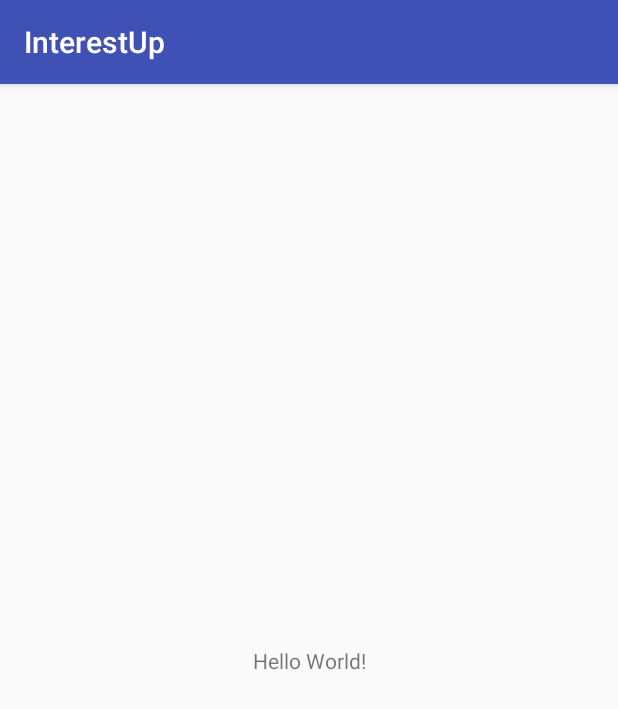
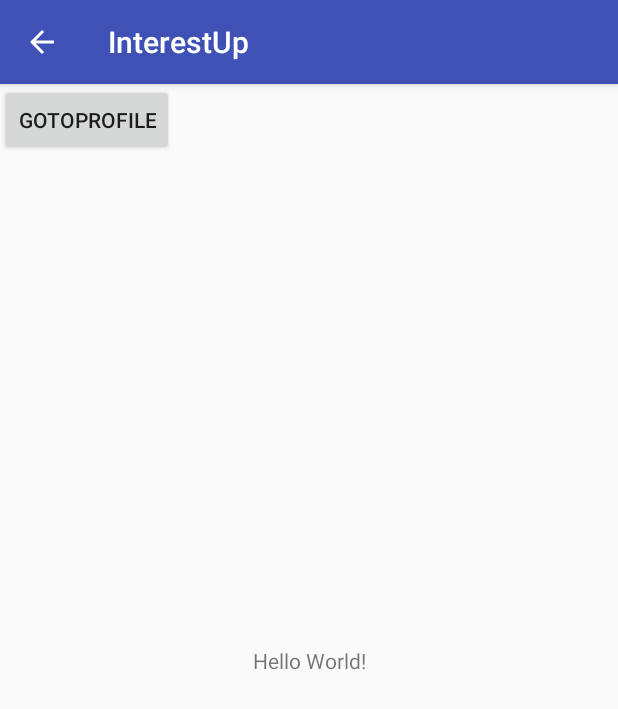
Before and after one commit to ilyayudkovich/InterestUp, an Android app: the screen it shows after launch (Home), on a phone screen of 412 x 824 dp. Shown: the top 709 px of the screen. Run offline under Robolectric (Android 15) with nearby library versions, the phone set to English and light mode, and no system bars.

Commit message:
Add profile page and way to get there.

```diff
--- a/app/src/main/AndroidManifest.xml
+++ b/app/src/main/AndroidManifest.xml
@@ -16,6 +16,7 @@
                 <category android:name="android.intent.category.LAUNCHER" />
             </intent-filter>
         </activity>
+        <activity android:name=".Profile"></activity>
     </application>
 
 </manifest>
--- a/app/src/main/java/com/example/mdenker/interestup/Home.java
+++ b/app/src/main/java/com/example/mdenker/interestup/Home.java
@@ -1,7 +1,10 @@
 package com.example.mdenker.interestup;
 
+import android.content.Intent;
 import android.support.v7.app.AppCompatActivity;
 import android.os.Bundle;
+import android.view.MenuItem;
+import android.view.View;
 
 public class Home extends AppCompatActivity {
 
@@ -9,5 +12,15 @@ public class Home extends AppCompatActivity {
     protected void onCreate(Bundle savedInstanceState) {
         super.onCreate(savedInstanceState);
         setContentView(R.layout.activity_home);
+
+        //add back button
+        getSupportActionBar().setDisplayShowHomeEnabled(true);
+        getSupportActionBar().setDisplayHomeAsUpEnabled(true);
     }
+
+    public void OnProfileClick(View view) {
+        Intent i = new Intent(this, Profile.class);
+        startActivity(i);
+    }
+
 }
--- a/app/src/main/res/layout/activity_home.xml
+++ b/app/src/main/res/layout/activity_home.xml
@@ -15,4 +15,13 @@
         app:layout_constraintRight_toRightOf="parent"
         app:layout_constraintTop_toTopOf="parent" />
 
+    <Button
+        android:id="@+id/button"
+        android:layout_width="wrap_content"
+        android:layout_height="wrap_content"
+        android:onClick="OnProfileClick"
+        android:text="GoToProfile"
+        tools:layout_editor_absoluteX="38dp"
+        tools:layout_editor_absoluteY="112dp" />
+
 </android.support.constraint.ConstraintLayout>
```
Also changed, not shown: app/src/main/java/com/example/mdenker/interestup/Profile.java (added, +37 -0 lines), app/src/main/res/layout/profile.xml (added, +9 -0 lines).
